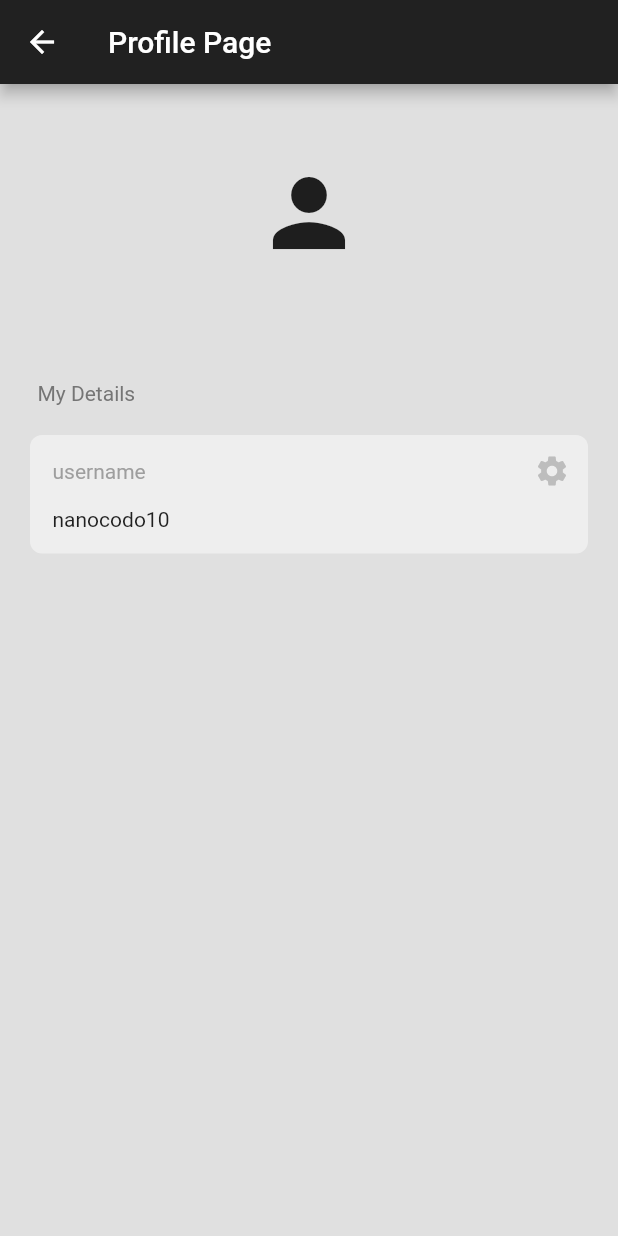
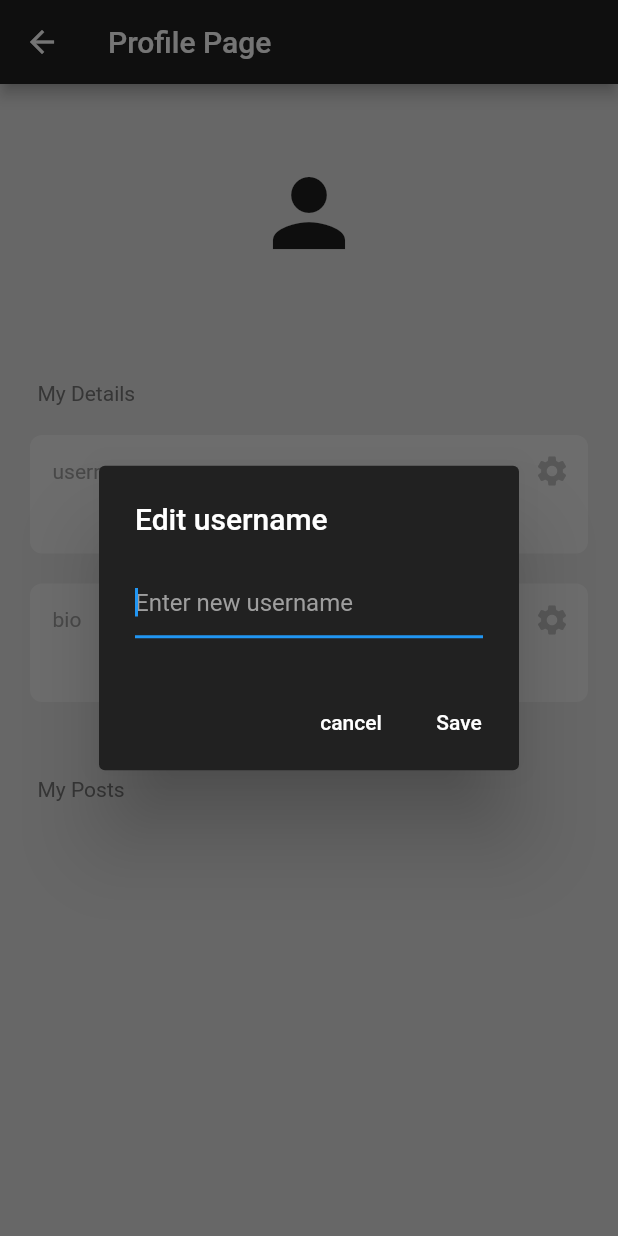
Before and after one commit to NanoCode10/projects_flutter, a Flutter app: the ProfilePage screen opened directly, after a tap on the "settings" icon, on a phone screen of 412 x 824 dp. Run offline on Flutter 3.47's test engine with Material 2 defaults, Android fonts, the phone set to English and light mode, and no system bars; our stand-ins replace cloud_firestore, firebase_auth, firebase_core; accounts and stored records are empty.

Commit message:
commit 090623

```diff
--- a/nanoapp_the_wall/lib/components/text_box.dart
+++ b/nanoapp_the_wall/lib/components/text_box.dart
@@ -3,10 +3,12 @@ import 'package:flutter/material.dart';
 class MytextBox extends StatelessWidget {
   final String text;
   final String sectionName;
+  final void Function()? onPressed;
   const MytextBox({
     super.key,
     required this.text,
     required this.sectionName,
+    required this.onPressed,
   });
 
   @override
@@ -32,7 +34,7 @@ class MytextBox extends StatelessWidget {
 
               //edit button
               IconButton(
-                onPressed: () {},
+                onPressed: onPressed,
                 icon: Icon(
                   Icons.settings,
                   color: Colors.grey[400],
--- a/nanoapp_the_wall/lib/pages/profile_page.dart
+++ b/nanoapp_the_wall/lib/pages/profile_page.dart
@@ -1,3 +1,4 @@
+import 'package:cloud_firestore/cloud_firestore.dart';
 import 'package:firebase_auth/firebase_auth.dart';
 import 'package:flutter/material.dart';
 import 'package:nanoapp_the_wall/components/text_box.dart';
@@ -12,6 +13,55 @@ class ProfilePage extends StatefulWidget {
 class _ProfilePageState extends State<ProfilePage> {
   //user
   final currentUser = FirebaseAuth.instance.currentUser!;
+  // all users
+  final usersColection = FirebaseFirestore.instance.collection("Users");
+  //edit field
+  Future<void> editField(String field) async {
+    String newValue = "";
+    await showDialog(
+      context: context,
+      builder: (context) => AlertDialog(
+        backgroundColor: Colors.grey[900],
+        title: Text(
+          "Edit " + field,
+          style: TextStyle(color: Colors.white),
+        ),
+        content: TextField(
+          autofocus: true,
+          style: TextStyle(color: Colors.white),
+          decoration: InputDecoration(
+            hintText: "Enter new $field",
+            hintStyle: TextStyle(color: Colors.grey),
+          ),
+        ),
+        actions: [
+          //cancel button
+          TextButton(
+            child: Text(
+              'cancel',
+              style: TextStyle(color: Colors.white),
+            ),
+            onPressed: () => Navigator.pop(context),
+          ),
+
+          //save button
+          TextButton(
+            child: Text(
+              'Save',
+              style: TextStyle(color: Colors.white),
+            ),
+            onPressed: () => Navigator.of(context).pop(newValue),
+          ),
+        ],
+      ),
+    );
+
+    //update in firestore
+    if (newValue.trim().length > 0) {
+      //only update if there is something in the textfield
+      await usersColection.doc(currentUser.email).update({field: newValue});
+    }
+  }
 
   @override
   Widget build(BuildContext context) {
@@ -21,7 +71,17 @@ class _ProfilePageState extends State<ProfilePage> {
           title: const Text('Profile Page'),
           backgroundColor: Colors.grey[900],
         ),
-      body: ListView(
+        body: StreamBuilder<DocumentSnapshot>(
+            stream: FirebaseFirestore.instance
+                .collection("Users")
+                .doc(currentUser.email)
+                .snapshots(),
+            builder: ((context, snapshot) {
+              //get user data
+              if (snapshot.hasData) {
+                final userData = snapshot.data!.data() as Map<String, dynamic>;
+
+                return ListView(
                   children: [
                     const SizedBox(height: 50),
 
@@ -50,12 +110,38 @@ class _ProfilePageState extends State<ProfilePage> {
                       ),
                     ),
                     //username
-          MytextBox(text: 'nanocodo10', sectionName: 'username'),
+                    MytextBox(
+                      text: userData['username'],
+                      sectionName: 'username',
+                      onPressed: () => editField('username'),
+                    ),
                     //bio
+                    MytextBox(
+                      text: userData['bio'],
+                      sectionName: 'bio',
+                      onPressed: () => editField('bio'),
+                    ),
 
+                    const SizedBox(height: 50),
                     //user posts
+                    Padding(
+                      padding: const EdgeInsets.only(left: 25.0),
+                      child: Text(
+                        'My Posts',
+                        style: TextStyle(color: Colors.grey[600]),
+                      ),
+                    ),
                   ],
-      ),
+                );
+              } else if (snapshot.hasData) {
+                return Center(
+                  child: Text('Error${snapshot.error}'),
                 );
               }
+
+              return const Center(
+                child: CircularProgressIndicator(),
+              );
+            })));
   }
+}
--- a/nanoapp_the_wall/lib/pages/register_page.dart
+++ b/nanoapp_the_wall/lib/pages/register_page.dart
@@ -1,3 +1,4 @@
+import 'package:cloud_firestore/cloud_firestore.dart';
 import 'package:firebase_auth/firebase_auth.dart';
 import 'package:flutter/material.dart';
 import '../components/button.dart';
@@ -38,10 +39,22 @@ class _RegisterPageState extends State<RegisterPage> {
 
     //try creating the user
     try {
-      await FirebaseAuth.instance.createUserWithEmailAndPassword(
+      //create the user
+      UserCredential userCredential =
+          await FirebaseAuth.instance.createUserWithEmailAndPassword(
         email: emailTextController.text,
         password: passwordTextController.text,
       );
+      // after creating the user, crate a new document in cloud firestore called
+      FirebaseFirestore.instance
+          .collection("Users")
+          .doc(userCredential.user!.email)
+          .set({
+        'username': emailTextController.text.split('@')[0],
+        'bio': 'Empty bio..' //initally empty bio
+        //add any additional fields as needed
+      });
+
       //pop loading circle
       if (context.mounted) Navigator.pop(context);
     } on FirebaseAuthException catch (e) {
```
Lines whose indentation alone changed are shown as unchanged.
